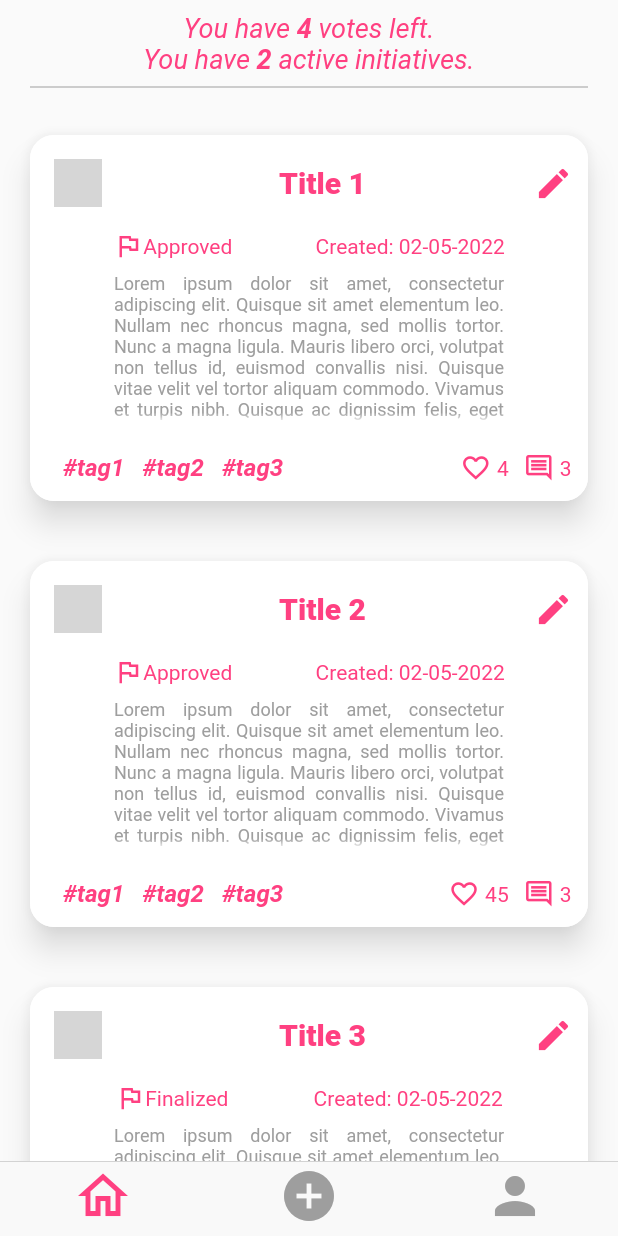
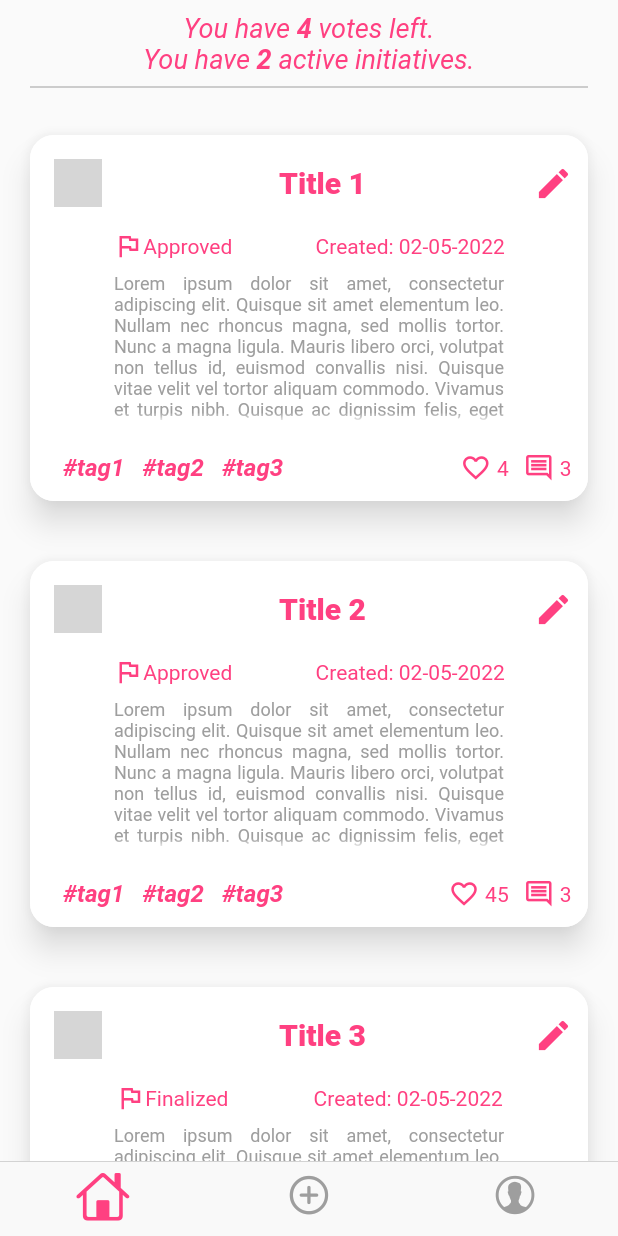
Before and after one commit to migly93/workplace_improver_mobile, a Flutter app: the screen it shows after launch, on a phone screen of 412 x 824 dp. Run offline on Flutter 3.47's test engine with Material 2 defaults, Android fonts, the phone set to English and light mode, and no system bars; our stand-ins replace get_it; network calls fail; grey boxes are pictures that could not be loaded.

Commit message:
edited bottom navbar, added initiative form

```diff
--- a/lib/main.dart
+++ b/lib/main.dart
@@ -2,6 +2,7 @@ import 'package:flutter/cupertino.dart';
 import 'package:flutter/material.dart';
 import 'package:workplace_improver_mobile/utils/constants.dart';
 import 'package:workplace_improver_mobile/widgets/home_page/home_page.dart';
+import 'package:workplace_improver_mobile/widgets/initiative_form/initiative_form.dart';
 import 'service_locator.dart';
 import 'widgets/bottom_nav_bar/bottom_nav_bar_icon.dart';
 
@@ -28,7 +29,7 @@ class _MyAppState extends State<MyApp> {
       monthlyVotesLeft: 4,
       activeInitiatives: 2,
     ),
-    const Text("ciao"),
+    InitiativeForm(),
     const Text("hello")
   ];
 
@@ -72,20 +73,23 @@ class _MyAppState extends State<MyApp> {
           items: [
             BottomNavigationBarItem(
               icon: BottomNavBarIcon(
-                Icons.home_outlined,
-                _page == 0 ? mainColor : mainGrey,
+                icon: CupertinoIcons.home,
+                color: _page == 0 ? mainColor : mainGrey,
+                size: _page == 0 ? 36 : null,
               ),
             ),
             BottomNavigationBarItem(
               icon: BottomNavBarIcon(
-                Icons.add_circle_outlined,
-                _page == 1 ? mainColor : mainGrey,
+                icon: CupertinoIcons.add_circled,
+                color: _page == 1 ? mainColor : mainGrey,
+                size: _page == 1 ? 36 : null,
               ),
             ),
             BottomNavigationBarItem(
               icon: BottomNavBarIcon(
-                Icons.person,
-                _page == 2 ? mainColor : mainGrey,
+                icon: CupertinoIcons.person_alt_circle,
+                color: _page == 2 ? mainColor : mainGrey,
+                size: _page == 2 ? 36 : null,
               ),
             ),
           ],
--- a/lib/widgets/bottom_nav_bar/bottom_nav_bar_icon.dart
+++ b/lib/widgets/bottom_nav_bar/bottom_nav_bar_icon.dart
@@ -1,21 +1,21 @@
 import 'package:flutter/material.dart';
 
+// ignore: must_be_immutable
 class BottomNavBarIcon extends StatelessWidget {
-  final IconData _icon;
-  final Color _color;
+  final IconData icon;
+  final Color color;
+  double? size;
 
-  const BottomNavBarIcon(
-    this._icon,
-    this._color, {
-    Key? key,
-  }) : super(key: key);
+  BottomNavBarIcon(
+      {Key? key, required this.icon, required this.color, this.size = 34})
+      : super(key: key);
 
   @override
   Widget build(BuildContext context) {
     return Icon(
-      _icon,
-      color: _color,
-      size: 40,
+      icon,
+      color: color,
+      size: size ?? 30,
     );
   }
 }
```
